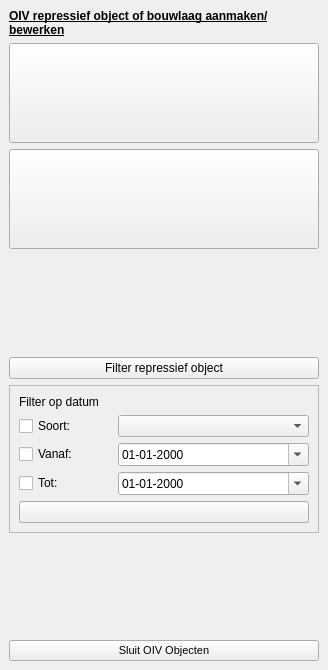
First picture: the form in plugin/oiv/oiv_base_widget.ui, repository OIV-NL-QGIS/QGIS_project, before the edit.
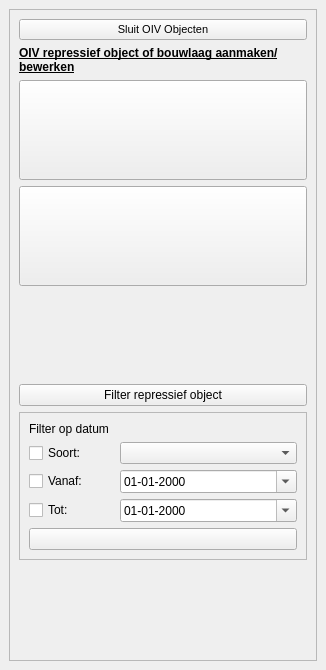
Second picture: the form after the edit. Icons and pictures are not drawn.

Commit message:
added scroll-areas to all forms and terug button on top op each form
first update v3.3.8
closes #171 closes #129

```diff
--- a/plugin/oiv/oiv_base_widget.ui
+++ b/plugin/oiv/oiv_base_widget.ui
@@ -6,7 +6,7 @@
    <rect>
     <x>0</x>
     <y>0</y>
-    <width>328</width>
+    <width>326</width>
     <height>670</height>
    </rect>
   </property>
@@ -19,7 +19,42 @@
   <widget class="QWidget" name="dockWidgetContents">
    <layout class="QGridLayout" name="gridLayout">
     <item row="0" column="0">
+     <widget class="QScrollArea" name="scrollArea">
+      <property name="widgetResizable">
+       <bool>true</bool>
+      </property>
+      <widget class="QWidget" name="scrollAreaWidgetContents">
+       <property name="geometry">
+        <rect>
+         <x>0</x>
+         <y>0</y>
+         <width>306</width>
+         <height>628</height>
+        </rect>
+       </property>
+       <layout class="QVBoxLayout" name="verticalLayout_2">
+        <item>
      <layout class="QVBoxLayout" name="verticalLayout">
+          <item>
+           <widget class="QPushButton" name="closewidget">
+            <property name="enabled">
+             <bool>true</bool>
+            </property>
+            <property name="font">
+             <font>
+              <pointsize>8</pointsize>
+              <weight>50</weight>
+              <bold>false</bold>
+             </font>
+            </property>
+            <property name="text">
+             <string>Sluit OIV Objecten</string>
+            </property>
+            <property name="checkable">
+             <bool>true</bool>
+            </property>
+           </widget>
+          </item>
       <item>
        <widget class="QLabel" name="label">
         <property name="font">
@@ -228,27 +263,11 @@
         </property>
        </spacer>
       </item>
-      <item>
-       <widget class="QPushButton" name="closewidget">
-        <property name="enabled">
-         <bool>true</bool>
-        </property>
-        <property name="font">
-         <font>
-          <pointsize>8</pointsize>
-          <weight>50</weight>
-          <bold>false</bold>
-         </font>
-        </property>
-        <property name="text">
-         <string>Sluit OIV Objecten</string>
-        </property>
-        <property name="checkable">
-         <bool>true</bool>
-        </property>
-       </widget>
-      </item>
-     </layout>
+         </layout>
+        </item>
+       </layout>
+      </widget>
+     </widget>
     </item>
    </layout>
   </widget>
```
Lines whose indentation alone changed are shown as unchanged. The commit also changes 12 other files.
